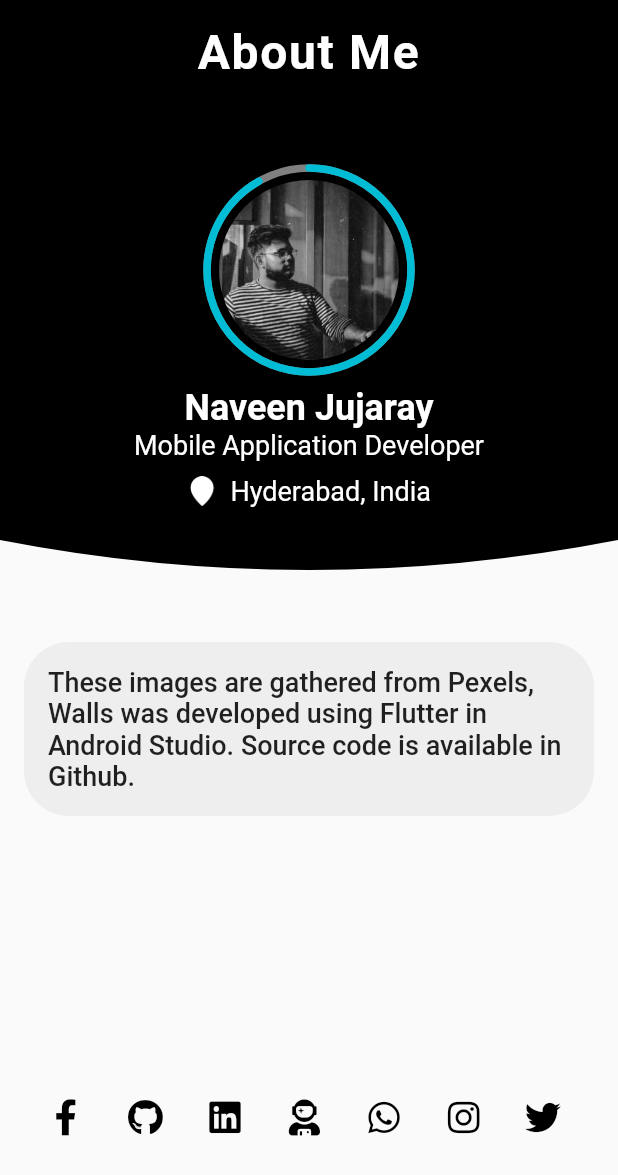
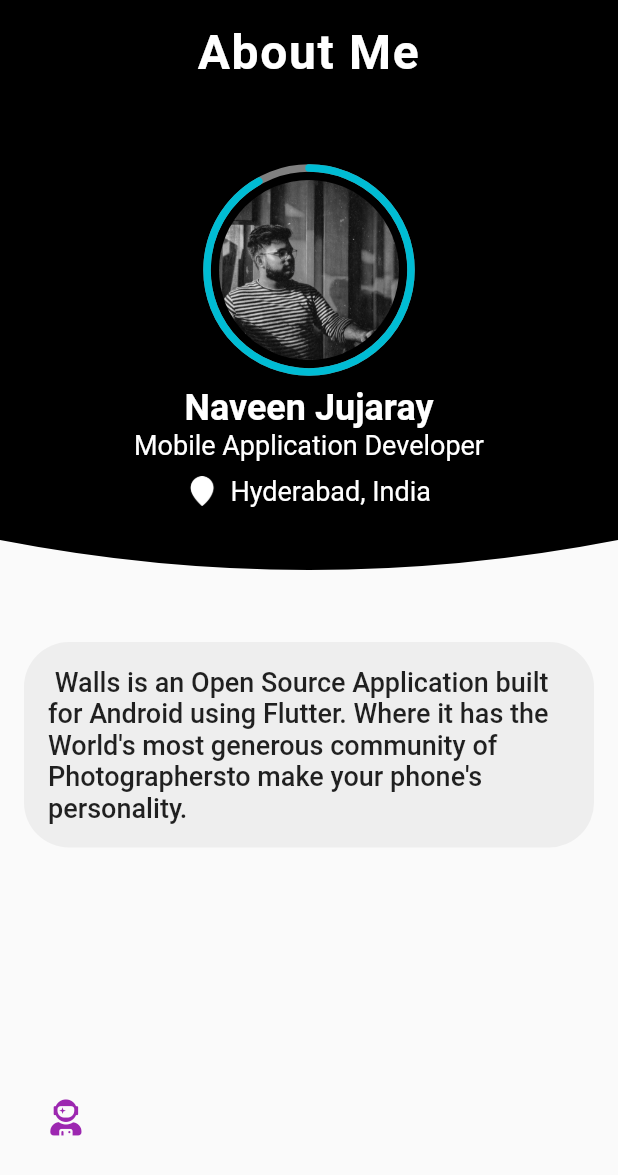
Before and after one commit to naveenjujaray/WALLS, a Flutter app: the AboutPage screen opened by its route, on a phone screen of 412 x 824 dp. Shown: the top 1175 px of the screen. Run offline on Flutter 3.47's test engine with Material 2 defaults, Android fonts, the light colour scheme and no system bars; our stand-ins replace bloc, cached_network_image, cloud_firestore, dio, firebase_auth, firebase_database and 10 more; missing offline and left inert: quick_actions, wallpaper; accounts and stored records are empty; network calls fail.

```diff
--- a/lib/bloc/navigation_bloc/navigation_bloc.dart
+++ b/lib/bloc/navigation_bloc/navigation_bloc.dart
@@ -16,7 +16,6 @@ enum NavigationEvents {
     LoginPageClickedEvent,
     UserPageClickedEvent,
     SignoutClickedEvent,
-    DonateClickedEvent,
     }
 
     abstract class NavigationStates{}
--- a/lib/pages/aboutpage.dart
+++ b/lib/pages/aboutpage.dart
@@ -61,8 +61,8 @@ class AboutPage extends StatelessWidget with NavigationStates,DashboardStates{
                         borderRadius: BorderRadius.circular(30),
                           color: Colors.grey.shade200,
                       ),
-                      child: Text("These images are gathered from Pexels, Walls was developed using Flutter in Android Studio. "
-                      "Source code is available in Github.",style: TextStyle(fontWeight: FontWeight.w500,fontSize: 18),),
+                      child: Text(" Walls is an Open Source Application built for Android using Flutter. Where it has the World's most generous community of Photographers"
+                      "to make your phone's personality.",style: TextStyle(fontWeight: FontWeight.w500,fontSize: 18),),
                     ),
                   ],
 
@@ -114,62 +114,46 @@ class AboutPage extends StatelessWidget with NavigationStates,DashboardStates{
     return Row(
       children: <Widget>[
         SizedBox(width: 20.0),
+       // IconButton(
+         // color: Colors.black,
+          //icon: Icon(FontAwesomeIcons.facebookF),
+          //onPressed: (){
+           // _launchURL("https://facebook.com/naveenjujaray");
+          //},
+        //),
+        //SizedBox(width: 5.0),
+       // IconButton(
+//          color: Colors.black,
+  //        icon: Icon(FontAwesomeIcons.github),
+    //      onPressed: (){
+      //      _launchURL("https://github.com/naveenjujaray");
+        //  },
+  //    ),
+   //     SizedBox(width: 5.0),
+   //     IconButton(
+     //     color: Colors.black,
+    //      icon: Icon(FontAwesomeIcons.linkedin),
+     //     onPressed: (){
+      //      _launchURL("https://www.linkedin.com/in/naveen-jujaray-b5776456/");
+     //     },
+   //     ),
+    //    SizedBox(width: 5.0),
         IconButton(
           color: Colors.black,
-          icon: Icon(FontAwesomeIcons.facebookF),
-          onPressed: (){
-            _launchURL("https://facebook.com/naveenjujaray");
-          },
-        ),
-        SizedBox(width: 5.0),
-        IconButton(
-          color: Colors.black,
-          icon: Icon(FontAwesomeIcons.github),
-          onPressed: (){
-            _launchURL("https://github.com/naveenjujaray");
-          },
-        ),
-        SizedBox(width: 5.0),
-        IconButton(
-          color: Colors.black,
-          icon: Icon(FontAwesomeIcons.linkedin),
-          onPressed: (){
-            _launchURL("https://www.linkedin.com/in/naveen-jujaray-b5776456/");
-          },
-        ),
-        SizedBox(width: 5.0),
-        IconButton(
-          color: Colors.black,
-          icon: Icon(FontAwesomeIcons.userAstronaut),
+          icon: Icon(FontAwesomeIcons.userAstronaut, color: Colors.purple),
           onPressed: (){
             _launchURL("https://naveenjujaray.netlify.app/#");
           },
         ),
         SizedBox(width: 5.0),
-        IconButton(
-          color: Colors.black,
-          icon: Icon(FontAwesomeIcons.whatsapp),
-          onPressed: (){
-            _launchURL("whatsapp://send?text=https://play.google.com/store/apps/details?id=com.naveenjujaray.walls");
-            },
-        ),
-        SizedBox(width: 5.0),
-        IconButton(
-          color: Colors.black,
-          icon: Icon(FontAwesomeIcons.instagram),
-          onPressed: (){
-            _launchURL("https://www.instagram.com/naveenjujaray/");
-          },
-        ),
-        SizedBox(width: 5.0),
-        IconButton(
-          color: Colors.black,
-          icon: Icon(FontAwesomeIcons.twitter),
-          onPressed: (){
-            _launchURL("https://twitter.com/naveenjujaray");
-          },
-        ),
-        SizedBox(width: 10.0),
+      //  IconButton(
+       //   color: Colors.black,
+         // icon: Icon(FontAwesomeIcons.whatsapp),
+  //        onPressed: (){
+    //        _launchURL("whatsapp://send?text=https://play.google.com/store/apps/details?id=com.naveenjujaray.walls");
+      //      },
+     //   ),
+
       ],
     );
   }
```
Also changed, not shown: 1 other file.
